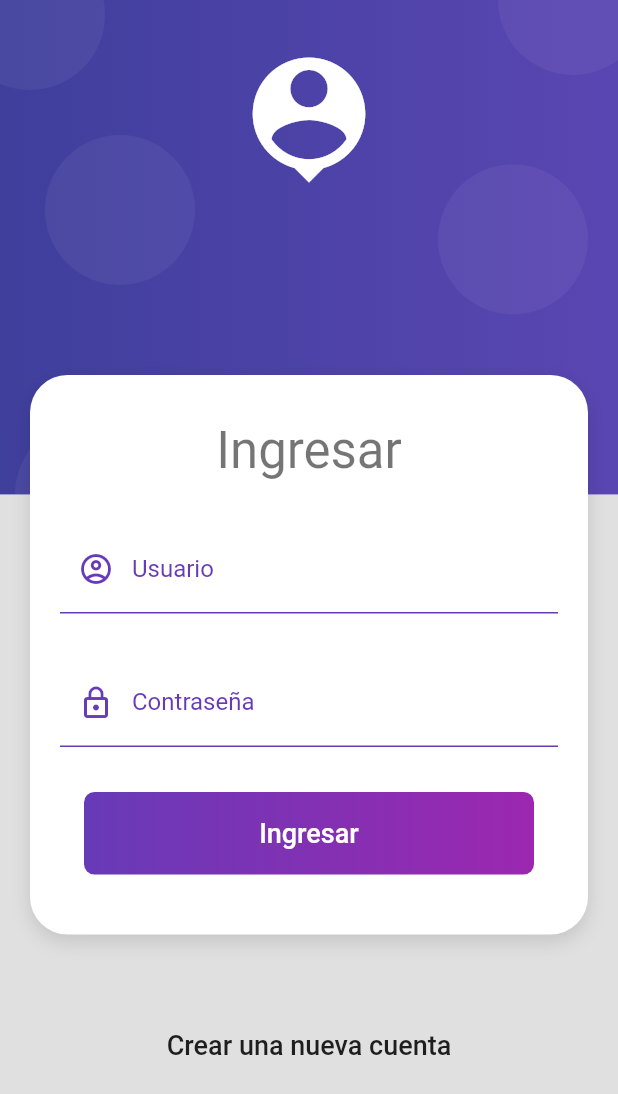
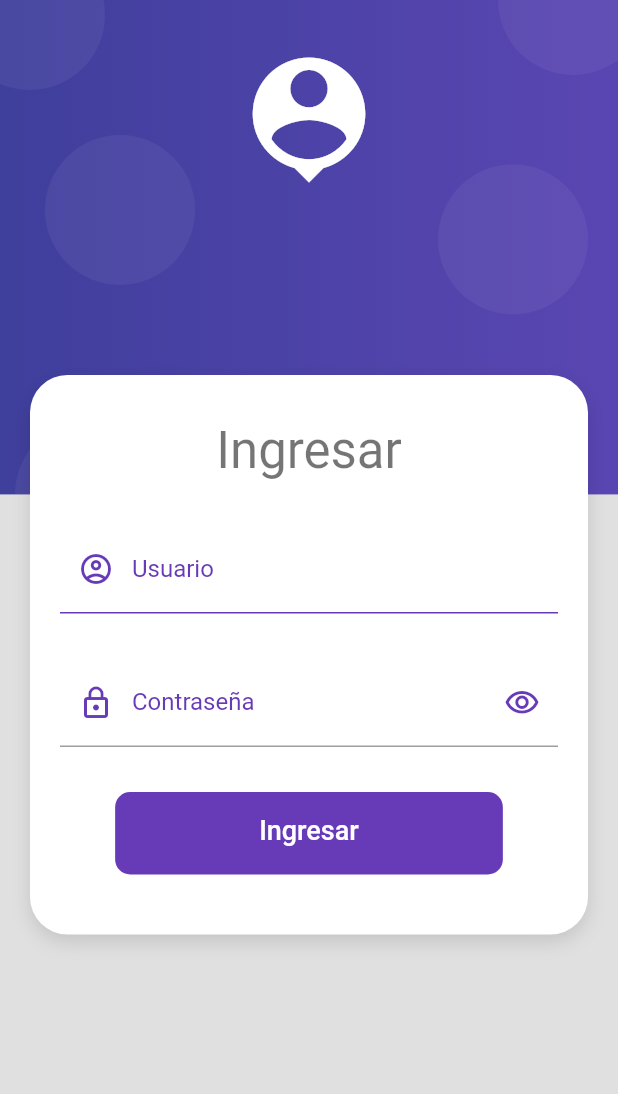
Before and after one commit to xavit/flutter_medical_crud, a Flutter app: the screen it shows after launch, on a phone screen of 412 x 824 dp. Shown: the top 1094 px of the screen. Run offline on Flutter 3.47's test engine with Material 2 defaults, Android fonts, the phone set to English and light mode, and no system bars.

Commit message:
UI Login Terminada

```diff
--- /dev/null
+++ b/lib/providers/login_form_provider.dart
@@ -0,0 +1,29 @@
+import 'package:flutter/material.dart';
+
+class LoginFormProvider with ChangeNotifier {
+  GlobalKey<FormState> formKey = GlobalKey<FormState>();
+  String email = '';
+  String password = '';
+
+  bool isPasswordVisible = true;
+
+  bool get showPassword => isPasswordVisible;
+  set showPassword(bool value) {
+    isPasswordVisible = value;
+    notifyListeners();
+  }
+
+  bool _isLoading = false;
+
+  bool get isLoading => _isLoading;
+  set isLoading(bool value) {
+    _isLoading = value;
+    notifyListeners();
+  }
+
+  bool isValidForm() {
+    print('$formKey ${formKey.currentState?.validate()}');
+    print("$email $password");
+    return formKey.currentState?.validate() ?? false;
+  }
+}
--- a/lib/screens/login_screen.dart
+++ b/lib/screens/login_screen.dart
@@ -1,6 +1,8 @@
 import 'package:flutter/material.dart';
+import 'package:flutter_medical_crud/providers/login_form_provider.dart';
 import 'package:flutter_medical_crud/ui/input_decotarion.dart';
 import 'package:flutter_medical_crud/widgets/widgets.dart';
+import 'package:provider/provider.dart';
 
 class LoginScreen extends StatefulWidget {
   const LoginScreen({super.key});
@@ -25,21 +27,24 @@ class _LoginScreenState extends State<LoginScreen> {
                   Text('Ingresar',
                       style: Theme.of(context).textTheme.headline4),
                   const SizedBox(height: 30),
-                  const _LoginForm(),
+                  ChangeNotifierProvider(
+                    create: (_) => LoginFormProvider(),
+                    child: const _LoginForm(),
+                  ),
                 ],
               ),
             ),
             const SizedBox(height: 50),
-            TextButton(
-                onPressed: () {
-                  print("Enviar a la UI de Registro");
-                },
-                style: ButtonStyle(
-                    overlayColor: MaterialStateProperty.all(
-                        Colors.indigo.withOpacity(0.1)),
-                    shape: MaterialStateProperty.all(const StadiumBorder())),
-                child: const Text('Crear una nueva cuenta',
-                    style: TextStyle(fontSize: 18, color: Colors.black87))),
+            // TextButton(
+            //     onPressed: () {
+            //       print("Enviar a la UI de Registro");
+            //     },
+            //     style: ButtonStyle(
+            //         overlayColor: MaterialStateProperty.all(
+            //             Colors.indigo.withOpacity(0.1)),
+            //         shape: MaterialStateProperty.all(const StadiumBorder())),
+            //     child: const Text('Crear una nueva cuenta',
+            //         style: TextStyle(fontSize: 18, color: Colors.black87))),
             const SizedBox(height: 50),
           ],
         ),
@@ -53,9 +58,11 @@ class _LoginForm extends StatelessWidget {
 
   @override
   Widget build(BuildContext context) {
-    return Container(
-      child: Form(
-        // TODO: Implementar el Formulario
+    final loginForm = Provider.of<LoginFormProvider>(context); // ???????
+
+    return Form(
+      key: loginForm.formKey,
+      autovalidateMode: AutovalidateMode.onUserInteraction,
       child: Column(children: [
         TextFormField(
           autocorrect: false,
@@ -65,43 +72,85 @@ class _LoginForm extends StatelessWidget {
             labelText: 'Usuario',
             prefixIcon: Icons.account_circle_outlined,
           ),
+          onChanged: (value) => loginForm.email = value,
+          validator: ((value) => (value != null && value.length > 11)
+              ? null
+              : 'El Usuario debe tener más de 12 caracteres'),
         ),
         const SizedBox(height: 30),
         TextFormField(
           autocorrect: false,
-            obscureText: true,
+          obscureText: loginForm.showPassword,
           keyboardType: TextInputType.emailAddress,
-            decoration: InputDecorations.authInputDecoration(
-              hintText: '*****',
+          decoration: InputDecoration(
+            hintText: '*********',
             labelText: 'Contraseña',
-              prefixIcon: Icons.lock_outline,
+            labelStyle: const TextStyle(color: Colors.deepPurple),
+            prefixIcon: const Icon(
+              Icons.lock_outline,
+              color: Colors.deepPurple,
             ),
+            // suffixIconConstraints: const BoxConstraints(
+            //   minWidth: 2,
+            //   minHeight: 2,
+            // ),
+            suffixIcon: InkWell(
+              child: Icon(
+                loginForm.isPasswordVisible
+                    ? Icons.visibility_outlined
+                    : Icons.visibility_off_outlined,
+                color: Colors.deepPurple,
+              ),
+              onTap: () {
+                loginForm.showPassword = !loginForm.isPasswordVisible;
+              },
+            ),
+          ),
+
+          // decoration: InputDecorations.authInputDecoration(
+          //   hintText: '*********',
+          //   labelText: 'Contraseña',
+          //   prefixIcon: Icons.lock_outline,
+          // ),
+          onChanged: (value) => loginForm.password = value,
+          validator: ((value) => (value != null && value.length > 8)
+              ? null
+              : 'La contraseña debe tener más de 8 caracteres'),
         ),
         const SizedBox(height: 30),
         MaterialButton(
-            onPressed: () {},
           shape:
               RoundedRectangleBorder(borderRadius: BorderRadius.circular(10)),
           disabledColor: Colors.grey,
           elevation: 0,
-            // color: Colors.deepPurple,
+          color: Colors.deepPurple,
+          onPressed: loginForm.isLoading
+              ? null
+              : () async {
+                  FocusScope.of(context)
+                      .unfocus(); // oculta el teclado en el dispositivo
+                  if (!loginForm.isValidForm()) return;
+
+                  loginForm.isLoading = true;
+
+                  // Navigator.pushReplacementNamed(context, 'home');
+                },
           child: Container(
-              width: double.infinity,
+            padding: const EdgeInsets.symmetric(horizontal: 80, vertical: 15),
+            // width: double.infinity,
             height: 55,
-              decoration: const BoxDecoration(
-                  borderRadius: BorderRadius.all(Radius.circular(7)),
-                  gradient: LinearGradient(
-                      colors: [Colors.deepPurple, Colors.purple])),
-              child: const Center(
+            // decoration: const BoxDecoration(
+            //     borderRadius: BorderRadius.all(Radius.circular(7)),
+            //     gradient:
+            //         LinearGradient(colors: [Colors.deepPurple, Colors.purple])),
             child: Text(
-                'Ingresar',
-                style: TextStyle(color: Colors.white, fontSize: 18),
-              )),
+              loginForm.isLoading ? 'Espere...' : 'Ingresar',
+              style: const TextStyle(color: Colors.white, fontSize: 18),
+            ),
           ),
         ),
         const SizedBox(height: 20),
       ]),
-      ),
     );
   }
 }
```
Also changed, not shown: pubspec.yaml (+4 -12 lines), pubspec.lock. Lines whose indentation alone changed are shown as unchanged.
